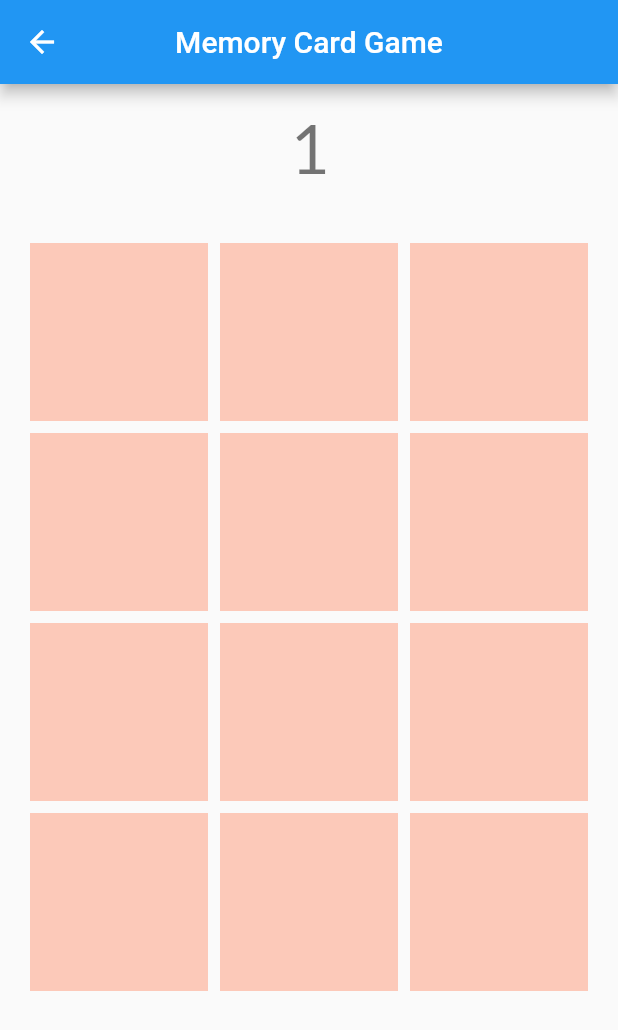
After one commit to nguynduyanh169/vietnamese_learning, a Flutter app: the MemoryGamePage screen opened directly, on a phone screen of 412 x 824 dp. The commit adds this screen. Shown: the top 1030 px of the screen. Run offline on Flutter 3.47's test engine with Material 2 defaults, Android fonts, the phone set to English and light mode, and no system bars; drawn by our look-alikes of flip_card; our stand-ins replace avatar_glow, cool_alert, dio, flutter_svg, font_awesome_flutter, google_fonts and 4 more; missing offline and left inert: flutter_colored_progress_indicators, highlight_text; accounts and stored records are empty; project files that could hold a hidden picture were left out.

Commit message:
update game

```diff
--- a/lib/src/resources/list_game_screen.dart
+++ b/lib/src/resources/list_game_screen.dart
@@ -5,6 +5,7 @@ import 'package:google_fonts/google_fonts.dart';
 import 'package:persistent_bottom_nav_bar/persistent-tab-view.dart';
 import 'package:vietnamese_learning/src/config/size_config.dart';
 import 'package:vietnamese_learning/src/resources/game_screen.dart';
+import 'package:vietnamese_learning/src/resources/memory_game.dart';
 
 class ListGameScreen extends StatefulWidget{
 
@@ -96,6 +97,10 @@ class _ListGameScreenState extends State<ListGameScreen>{
                                 ),
                               ]),
                         ),
+                        onTap: () => pushNewScreen(context,
+                            screen: MemoryGamePage(),
+                            withNavBar: false,
+                            pageTransitionAnimation: PageTransitionAnimation.cupertino),
                       ),
                     ),
                   ],
--- /dev/null
+++ b/lib/src/resources/memory_game.dart
@@ -0,0 +1,177 @@
+import 'dart:async';
+import 'dart:collection';
+
+import 'package:flip_card/flip_card.dart';
+import 'package:flutter/material.dart';
+
+class MemoryGamePage extends StatefulWidget {
+  @override
+  _MemoryGamePageState createState() => _MemoryGamePageState();
+}
+
+class _MemoryGamePageState extends State<MemoryGamePage> {
+  List<GlobalKey<FlipCardState>> cardStateKey=[
+    GlobalKey<FlipCardState>(),
+    GlobalKey<FlipCardState>(),
+    GlobalKey<FlipCardState>(),
+    GlobalKey<FlipCardState>(),
+    GlobalKey<FlipCardState>(),
+    GlobalKey<FlipCardState>(),
+    GlobalKey<FlipCardState>(),
+    GlobalKey<FlipCardState>(),
+    GlobalKey<FlipCardState>(),
+    GlobalKey<FlipCardState>(),
+    GlobalKey<FlipCardState>(),
+    GlobalKey<FlipCardState>(),
+
+  ];
+  List<bool> cardFlips = [true, true, true, true, true, true, true,true ,true ,true,true, true];
+  List<String> data = ["Bánh mì","Bread","Xin Chào","Hello", "Tạm Biệt","Goodbye", "Màu đỏ","Red", "Màu vàng","Yellow", "Trái tim","Heart"];
+
+
+  int previouseIndex = -1;
+  bool flip = false;
+  int time = 0;
+  Timer timer;
+  startTimer(){
+    timer = Timer.periodic(Duration(seconds: 1), (t) {
+      setState(() {
+        time = time +1;
+      });
+    });
+  }
+  @override
+  void initState() {
+    // TODO: implement initState
+    super.initState();
+    startTimer();
+    data.shuffle();
+
+  }
+  @override
+  Widget build(BuildContext context) {
+    return Scaffold(
+      appBar: AppBar(
+        centerTitle: true,
+        title: Text('Memory Card Game'),
+      ),
+      body: SafeArea(
+        child: SingleChildScrollView(
+          child: Column(
+            children: <Widget>[
+              Padding(
+                  padding: EdgeInsets.all(16.0),
+                  child: Text(
+                    "$time",
+                    style: Theme.of(context).textTheme.display2,)
+              ),
+              Theme(
+                data: ThemeData.dark(),
+                child: Padding(
+                  padding:  EdgeInsets.all(16.0),
+                  child: GridView.builder(
+                    shrinkWrap: true,
+                    physics: NeverScrollableScrollPhysics(),
+                    gridDelegate: SliverGridDelegateWithFixedCrossAxisCount(crossAxisCount: 3),
+                    itemBuilder: (context,index) =>FlipCard(
+                      key: cardStateKey[index],
+                      onFlip: (){
+                        if(!flip){
+                          flip = true;
+                          previouseIndex = index;
+                          print(cardFlips);
+                        }else{
+                          flip = false;
+
+                          if(previouseIndex!=index){
+                            if(data[previouseIndex]!=data[index]){
+                              print(previouseIndex);
+                              print(index);
+                              if(data[previouseIndex].contains("Bánh mì") && data[index].contains("Bread")){
+                                cardFlips[previouseIndex] = false;
+                                cardFlips[index] = false;
+                              }else
+                              if(data[previouseIndex].contains("Xin Chào") && data[index].contains("Hello")){
+                                cardFlips[previouseIndex] = false;
+                                cardFlips[index] = false;
+                              }else
+                              if(data[previouseIndex].contains("Màu vàng") && data[index].contains("Yellow")){
+                                cardFlips[previouseIndex] = false;
+                                cardFlips[index] = false;
+                              }else
+                              if(data[previouseIndex].contains("Màu đỏ") && data[index].contains("Red")){
+                                cardFlips[previouseIndex] = false;
+                                cardFlips[index] = false;
+                              }else
+                              if(data[previouseIndex].contains("Trái tim") && data[index].contains("Heart")){
+                                cardFlips[previouseIndex] = false;
+                                cardFlips[index] = false;
+                              }else
+                              if(data[previouseIndex].contains("Tạm Biệt") && data[index].contains("Goodbye")){
+                                cardFlips[previouseIndex] = false;
+                                cardFlips[index] = false;
+                              }else{
+                                cardStateKey[previouseIndex]
+                                    .currentState
+                                    .toggleCard();
+                                previouseIndex = index;
+                              }
+                              if(cardFlips.every((t) => t == false)){
+                                print("Won");
+                                showResult();
+                              }
+                            }else{
+                              cardFlips[previouseIndex] = false;
+                              cardFlips[index] = false;
+
+                            }
+                          }
+                        }
+                      },
+                      direction: FlipDirection.HORIZONTAL,
+                      flipOnTouch: true,
+                      front: Container(
+                        margin: EdgeInsets.all(4.0),
+                        color: Colors.deepOrange.withOpacity(0.3),
+                      ),
+                      back: Container(
+                        margin: EdgeInsets.all(4.0),
+                        color: Colors.deepOrange.withOpacity(0.3),
+                        child: Center(
+                          child: Text("${data[index]}", style: Theme.of(context).textTheme.bodyText1,),
+
+                        ),
+                      ),
+                    ),
+
+                    itemCount: data.length,
+                  ),
+                ),
+              ),
+
+            ],
+          ),
+        ),
+      ),
+    );
+  }
+  showResult(){
+    showDialog(context: context,
+        barrierDismissible: false,
+        builder: (context) => AlertDialog(
+          title: Text("You Won!!"),
+          content: Text("Time $time"),
+          actions: <Widget>[
+            FlatButton(onPressed: (){
+              Navigator.of(context).pushReplacement(
+                MaterialPageRoute(
+                    builder: (context) => MemoryGamePage()
+                ),
+              );
+            },
+              child: Text("Next"),)
+          ],
+        ));
+  }
+
+}
```
Also changed, not shown: lib/src/resources/game_screen.dart (+4 -4 lines).
